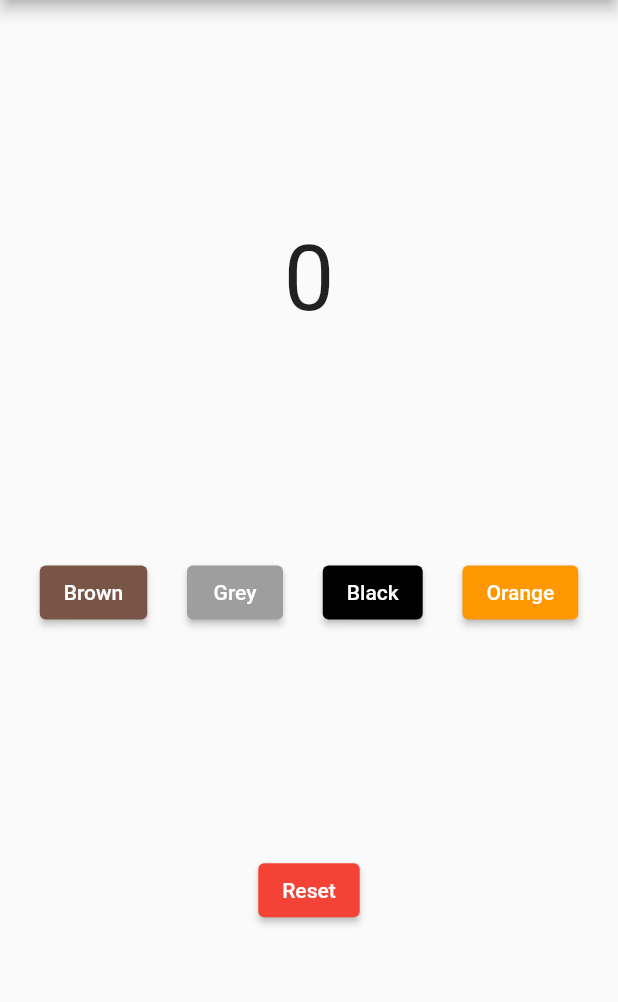
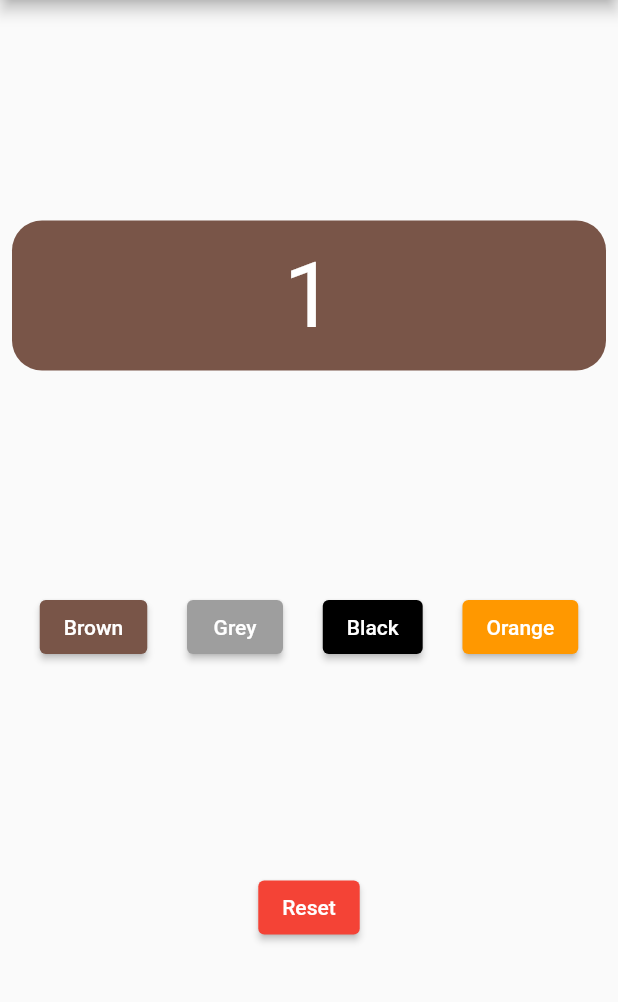
Before and after one commit to kforjan/rma-lv2-bird-count-app, a Flutter app: the screen it shows after launch, after a tap on "Brown", on a phone screen of 412 x 824 dp, the part 84-1086 px from its top. Run offline on Flutter 3.47's test engine with Material 2 defaults, Android fonts, the phone set to English and light mode, and no system bars; our stand-ins replace get_it, shared_preferences.

Commit message:
UI counter incrementing and color changing added

```diff
--- a/lib/data/sharedpref/shared_preferences_helper.dart
+++ b/lib/data/sharedpref/shared_preferences_helper.dart
@@ -3,13 +3,22 @@ import 'package:shared_preferences/shared_preferences.dart';
 import 'package:flutter/material.dart';
 
 class SharedPreferencesHelper {
-  Future<int> getStoredBirdCount() async {
+  Future<Map<String, dynamic>> getStoredBirdData() async {
+    final birdCount = await _getStoredBirdCount();
+    final lastBirdColor = await _getStoredBirdColor();
+    return {
+      'count': birdCount,
+      'color': lastBirdColor,
+    };
+  }
+
+  Future<int> _getStoredBirdCount() async {
     final _prefs = await SharedPreferences.getInstance();
-    final birdCount = _prefs.getInt(Preferences.birdCount);
+    final birdCount = _prefs.getInt(Preferences.birdCount) ?? 0;
     return birdCount;
   }
 
-  Future<MaterialColor> getStoredBirdColor() async {
+  Future<MaterialColor> _getStoredBirdColor() async {
     final _prefs = await SharedPreferences.getInstance();
     final colorString = _prefs.getString(Preferences.lastColor);
     switch (colorString) {
--- a/lib/main.dart
+++ b/lib/main.dart
@@ -1,7 +1,11 @@
 import 'package:flutter/material.dart';
+import 'package:rma_lv3_bird_counting_app/locators.dart';
 import 'package:rma_lv3_bird_counting_app/ui/home_screen.dart';
 
-void main() => runApp(MyApp());
+void main() {
+  setup();
+  runApp(MyApp());
+}
 
 class MyApp extends StatelessWidget {
   @override
--- a/lib/ui/home_screen.dart
+++ b/lib/ui/home_screen.dart
@@ -1,4 +1,6 @@
 import 'package:flutter/material.dart';
+import 'package:rma_lv3_bird_counting_app/locators.dart';
+import '../data/sharedpref/shared_preferences_helper.dart';
 
 class HomeScreen extends StatefulWidget {
   HomeScreen({Key key}) : super(key: key);
@@ -8,6 +10,15 @@ class HomeScreen extends StatefulWidget {
 }
 
 class _HomeScreenState extends State<HomeScreen> {
+  int count;
+  Color color;
+
+  @override
+  void initState() {
+    super.initState();
+    _getSharedPrefs();
+  }
+
   @override
   Widget build(BuildContext context) {
     return Scaffold(
@@ -18,9 +29,29 @@ class _HomeScreenState extends State<HomeScreen> {
         mainAxisAlignment: MainAxisAlignment.spaceEvenly,
         children: [
           Center(
-            child: Text(
-              '0',
-              style: TextStyle(fontSize: 60),
+            child: Padding(
+              padding: const EdgeInsets.all(8.0),
+              child: Container(
+                height: 100,
+                width: double.infinity,
+                decoration: BoxDecoration(
+                  color: color,
+                  borderRadius: BorderRadius.all(
+                    Radius.circular(20),
+                  ),
+                ),
+                child: count == null
+                    ? Center(
+                        child: CircularProgressIndicator(
+                            valueColor: AlwaysStoppedAnimation(Colors.white)),
+                      )
+                    : Center(
+                        child: Text(
+                          count.toString(),
+                          style: TextStyle(fontSize: 60, color: Colors.white),
+                        ),
+                      ),
+              ),
             ),
           ),
           Row(
@@ -46,11 +77,54 @@ class _HomeScreenState extends State<HomeScreen> {
 
   Widget _buildIncrementButton(String text, Color color) {
     return ElevatedButton(
-      onPressed: () {},
+      onPressed: () {
+        _onIncrementButtonTap(text);
+      },
       child: Text(text),
       style: ButtonStyle(
         backgroundColor: MaterialStateProperty.all(color),
       ),
     );
   }
+
+  _onIncrementButtonTap(String color) {
+    switch (color) {
+      case 'Brown':
+        setState(() {
+          this.color = Colors.brown;
+          count++;
+        });
+        break;
+      case 'Grey':
+        setState(() {
+          this.color = Colors.grey;
+          count++;
+        });
+        break;
+      case 'Black':
+        setState(() {
+          this.color = Colors.black;
+          count++;
+        });
+        break;
+      case 'Orange':
+        setState(() {
+          this.color = Colors.orange;
+          count++;
+        });
+        break;
+      default:
+        setState(() {
+          this.color = Colors.blue;
+        });
+    }
+  }
+
+  Future<Null> _getSharedPrefs() async {
+    final data = await locator<SharedPreferencesHelper>().getStoredBirdData();
+    setState(() {
+      count = data['count'];
+      color = data['color'];
+    });
+  }
 }
```
